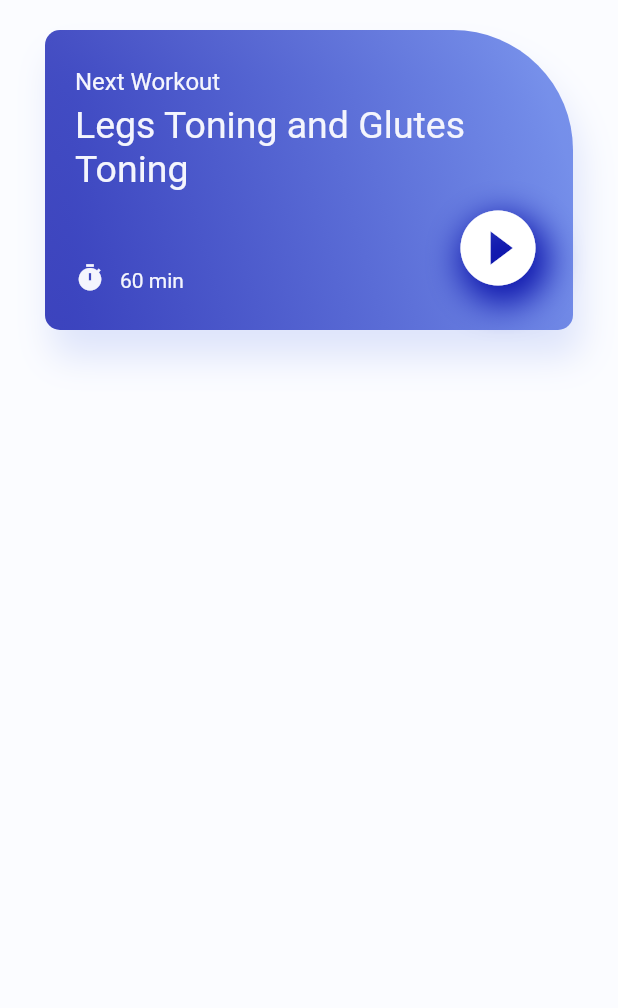
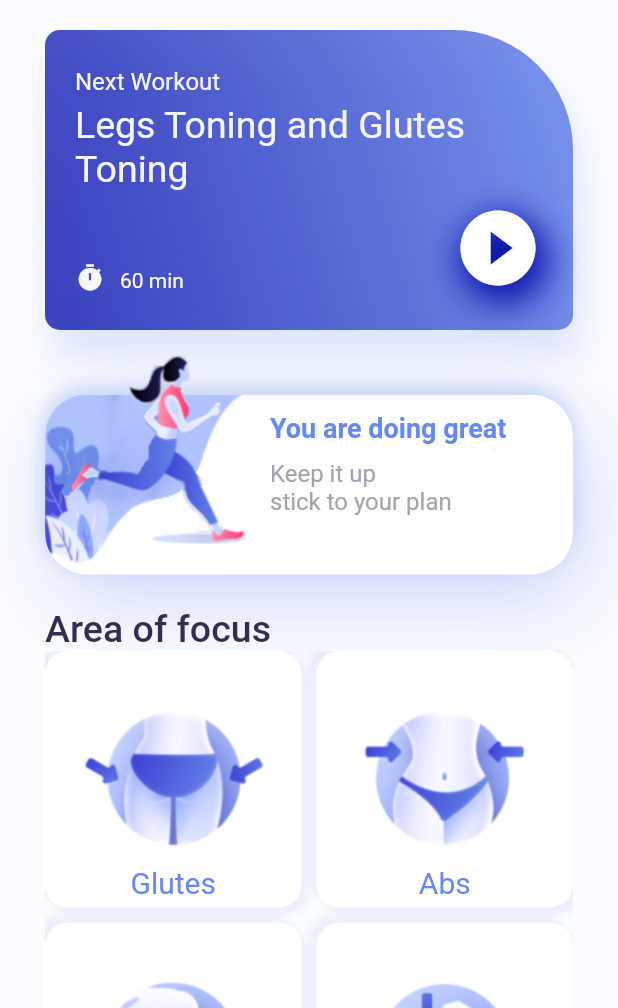
Before and after one commit to SamillyNunes/traning_app, a Flutter app: the screen it shows after launch, on a phone screen of 412 x 824 dp, the part 228-1236 px from its top. Run offline on Flutter 3.47's test engine with Material 2 defaults, Android fonts, the phone set to English and light mode, and no system bars.

Commit message:
Working on home page

```diff
--- a/assets/json/info.json
+++ b/assets/json/info.json
@@ -0,0 +1,18 @@
+[
+    {
+      "title": "Glutes",
+      "img": "assets/images/ex1.png"
+    },
+    {
+      "title": "Abs",
+      "img": "assets/images/ex2.png"
+    },
+    {
+      "title": "Legs",
+      "img": "assets/images/ex3.png"
+    },
+    {
+      "title": "Arms",
+      "img": "assets/images/ex4.png"
+    }
+  ]
--- a/lib/pages/home/home_page.dart
+++ b/lib/pages/home/home_page.dart
@@ -1,5 +1,13 @@
+import 'dart:convert';
+
+import 'package:flutter/cupertino.dart';
 import 'package:flutter/material.dart';
+import 'package:flutter/painting.dart';
 import 'package:training_app/core/app_colors.dart';
+import 'package:training_app/core/app_images.dart';
+
+import 'widgets/focus_exercise_widget.dart';
+import 'widgets/today_exercise_container.dart';
 
 class HomePage extends StatefulWidget {
   const HomePage({Key? key}) : super(key: key);
@@ -9,6 +17,24 @@ class HomePage extends StatefulWidget {
 }
 
 class _HomePageState extends State<HomePage> {
+  List info = [];
+
+  void _initData() {
+    DefaultAssetBundle.of(context).loadString("assets/json/info.json").then(
+      (value) {
+        setState(() {
+          info = json.decode(value);
+        });
+      },
+    );
+  }
+
+  @override
+  void initState() {
+    _initData();
+    super.initState();
+  }
+
   @override
   Widget build(BuildContext context) {
     final _size = MediaQuery.of(context).size;
@@ -81,92 +107,111 @@ class _HomePageState extends State<HomePage> {
               ],
             ),
             const SizedBox(height: 20),
+            const TodayExerciseContainer(),
+            const SizedBox(height: 5),
+            SizedBox(
+              height: 180,
+              width: _size.width,
+              child: Stack(
+                children: [
                   Container(
                     width: _size.width,
-              height: 200,
+                    height: 120,
+                    margin: const EdgeInsets.only(top: 38),
                     decoration: BoxDecoration(
-                gradient: LinearGradient(
-                  colors: [
-                    AppColors.gradientFirst.withOpacity(.8),
-                    AppColors.gradientSecond.withOpacity(.9),
-                  ],
-                  begin: Alignment.bottomLeft,
-                  end: Alignment.centerRight,
+                      borderRadius: BorderRadius.circular(28),
+                      image: const DecorationImage(
+                        image: AssetImage(
+                          AppImages.cardImg,
                         ),
-                borderRadius: const BorderRadius.only(
-                  topLeft: Radius.circular(10),
-                  bottomLeft: Radius.circular(10),
-                  bottomRight: Radius.circular(10),
-                  topRight: Radius.circular(80),
+                        fit: BoxFit.fill,
                       ),
                       boxShadow: [
+                        // sombra inferior
                         BoxShadow(
-                    offset: const Offset(5, 18),
-                    blurRadius: 20,
-                    color: AppColors.gradientSecond.withOpacity(.2),
+                          blurRadius: 48,
+                          offset: const Offset(8, 18),
+                          color: AppColors.gradientSecond.withOpacity(.3),
+                        ),
+                        // sombra superior
+                        BoxShadow(
+                          blurRadius: 10,
+                          offset: const Offset(-1, -5),
+                          color: AppColors.gradientSecond.withOpacity(.3),
                         ),
                       ],
                     ),
-              padding: const EdgeInsets.symmetric(
-                horizontal: 20,
-                vertical: 25,
                   ),
+                  Container(
+                    height: 200,
+                    width: _size.width,
+                    margin: const EdgeInsets.only(right: 200, bottom: 30),
+                    decoration: BoxDecoration(
+                      // color: Colors.redAccent.withOpacity(.2),
+                      borderRadius: BorderRadius.circular(20),
+                      image: const DecorationImage(
+                        image: AssetImage(
+                          AppImages.figureImg,
+                        ),
+                        // fit: BoxFit.fill,
+                      ),
+                    ),
+                  ),
+                  Positioned(
+                    left: 150,
+                    top: 50,
                     child: Column(
                       crossAxisAlignment: CrossAxisAlignment.start,
-                children: [
-                  const Text(
-                    "Next Workout",
+                      children: const [
+                        Text(
+                          "You are doing great",
                           style: TextStyle(
-                      fontSize: 16,
-                      color: AppColors.homePageContainerTextSmall,
+                            fontSize: 18,
+                            fontWeight: FontWeight.bold,
+                            color: AppColors.homePageDetail,
                           ),
                         ),
-                  const SizedBox(height: 5),
-                  const Text(
-                    "Legs Toning and Glutes Toning",
+                        SizedBox(height: 10),
+                        Text(
+                          "Keep it up\nstick to your plan",
                           style: TextStyle(
-                      fontSize: 25,
-                      color: AppColors.homePageContainerTextSmall,
-                    ),
-                  ),
-                  const Spacer(),
-                  Row(
-                    crossAxisAlignment: CrossAxisAlignment.end,
-                    children: [
-                      const Icon(
-                        Icons.timer,
-                        size: 20,
-                        color: AppColors.homePageContainerTextSmall,
-                      ),
-                      const SizedBox(width: 10),
-                      const Text(
-                        "60 min",
-                        style: TextStyle(
-                          fontSize: 14,
-                          color: AppColors.homePageContainerTextSmall,
-                        ),
-                      ),
-                      const Spacer(),
-                      Container(
-                        decoration: BoxDecoration(
-                          borderRadius: BorderRadius.circular(60),
-                          boxShadow: const [
-                            BoxShadow(
-                              color: AppColors.gradientFirst,
-                              blurRadius: 18,
-                              offset: Offset(4, 8),
-                            ),
-                          ],
-                        ),
-                        child: const Icon(
-                          Icons.play_circle_fill,
-                          color: Colors.white,
-                          size: 60,
+                            color: AppColors.homePagePlanColor,
+                            fontSize: 16,
                           ),
                         ),
                       ],
                     ),
+                  ),
                 ],
+              ),
+            ),
+            const Align(
+              alignment: Alignment.centerLeft,
+              child: Text(
+                "Area of focus",
+                textAlign: TextAlign.center,
+                style: TextStyle(
+                  fontSize: 25,
+                  fontWeight: FontWeight.w500,
+                  color: AppColors.homePageTitle,
+                ),
+              ),
+            ),
+            Expanded(
+              child: GridView.builder(
+                itemCount: info.length,
+                gridDelegate: const SliverGridDelegateWithFixedCrossAxisCount(
+                  crossAxisCount: 2,
+                  mainAxisSpacing: 10,
+                  crossAxisSpacing: 10,
+                ),
+                padding: EdgeInsets.zero,
+                itemBuilder: (_, index) {
+                  return FocusExerciseWidget(
+                    title: info[index]['title'],
+                    image: info[index]['img'],
+                  );
+                },
               ),
             ),
           ],
--- /dev/null
+++ b/lib/pages/home/widgets/focus_exercise_widget.dart
@@ -0,0 +1,53 @@
+import 'package:flutter/material.dart';
+import 'package:training_app/core/app_colors.dart';
+
+class FocusExerciseWidget extends StatelessWidget {
+  const FocusExerciseWidget({
+    Key? key,
+    required this.image,
+    required this.title,
+  }) : super(key: key);
+
+  final String image;
+  final String title;
+
+  @override
+  Widget build(BuildContext context) {
+    return Expanded(
+      child: Container(
+        padding: const EdgeInsets.only(bottom: 5),
+        decoration: BoxDecoration(
+          color: Colors.white,
+          borderRadius: BorderRadius.circular(15),
+          image: DecorationImage(
+            image: AssetImage(
+              image,
+            ),
+          ),
+          boxShadow: [
+            BoxShadow(
+              blurRadius: 3,
+              offset: const Offset(5, 5),
+              color: AppColors.gradientSecond.withOpacity(.1),
+            ),
+            BoxShadow(
+              blurRadius: 3,
+              offset: const Offset(-5, -5),
+              color: AppColors.gradientSecond.withOpacity(.1),
+            ),
+          ],
+        ),
+        child: Align(
+          alignment: Alignment.bottomCenter,
+          child: Text(
+            title,
+            style: const TextStyle(
+              fontSize: 20,
+              color: AppColors.homePageDetail,
+            ),
+          ),
+        ),
+      ),
+    );
+  }
+}
--- /dev/null
+++ b/lib/pages/home/widgets/today_exercise_container.dart
@@ -0,0 +1,100 @@
+import 'package:flutter/material.dart';
+import 'package:training_app/core/app_colors.dart';
+
+class TodayExerciseContainer extends StatelessWidget {
+  const TodayExerciseContainer({Key? key}) : super(key: key);
+
+  @override
+  Widget build(BuildContext context) {
+    final _size = MediaQuery.of(context).size;
+
+    return Container(
+      width: _size.width,
+      height: 200,
+      decoration: BoxDecoration(
+        gradient: LinearGradient(
+          colors: [
+            AppColors.gradientFirst.withOpacity(.8),
+            AppColors.gradientSecond.withOpacity(.9),
+          ],
+          begin: Alignment.bottomLeft,
+          end: Alignment.centerRight,
+        ),
+        borderRadius: const BorderRadius.only(
+          topLeft: Radius.circular(10),
+          bottomLeft: Radius.circular(10),
+          bottomRight: Radius.circular(10),
+          topRight: Radius.circular(80),
+        ),
+        boxShadow: [
+          BoxShadow(
+            offset: const Offset(5, 18),
+            blurRadius: 20,
+            color: AppColors.gradientSecond.withOpacity(.2),
+          ),
+        ],
+      ),
+      padding: const EdgeInsets.symmetric(
+        horizontal: 20,
+        vertical: 25,
+      ),
+      child: Column(
+        crossAxisAlignment: CrossAxisAlignment.start,
+        children: [
+          const Text(
+            "Next Workout",
+            style: TextStyle(
+              fontSize: 16,
+              color: AppColors.homePageContainerTextSmall,
+            ),
+          ),
+          const SizedBox(height: 5),
+          const Text(
+            "Legs Toning and Glutes Toning",
+            style: TextStyle(
+              fontSize: 25,
+              color: AppColors.homePageContainerTextSmall,
+            ),
+          ),
+          const Spacer(),
+          Row(
+            crossAxisAlignment: CrossAxisAlignment.end,
+            children: [
+              const Icon(
+                Icons.timer,
+                size: 20,
+                color: AppColors.homePageContainerTextSmall,
+              ),
+              const SizedBox(width: 10),
+              const Text(
+                "60 min",
+                style: TextStyle(
+                  fontSize: 14,
+                  color: AppColors.homePageContainerTextSmall,
+                ),
+              ),
+              const Spacer(),
+              Container(
+                decoration: BoxDecoration(
+                  borderRadius: BorderRadius.circular(60),
+                  boxShadow: const [
+                    BoxShadow(
+                      color: AppColors.gradientFirst,
+                      blurRadius: 18,
+                      offset: Offset(4, 8),
+                    ),
+                  ],
+                ),
+                child: const Icon(
+                  Icons.play_circle_fill,
+                  color: Colors.white,
+                  size: 60,
+                ),
+              ),
+            ],
+          ),
+        ],
+      ),
+    );
+  }
+}
```
Also changed, not shown: pubspec.yaml (+4 -33 lines). Lines whose indentation alone changed are shown as unchanged.
